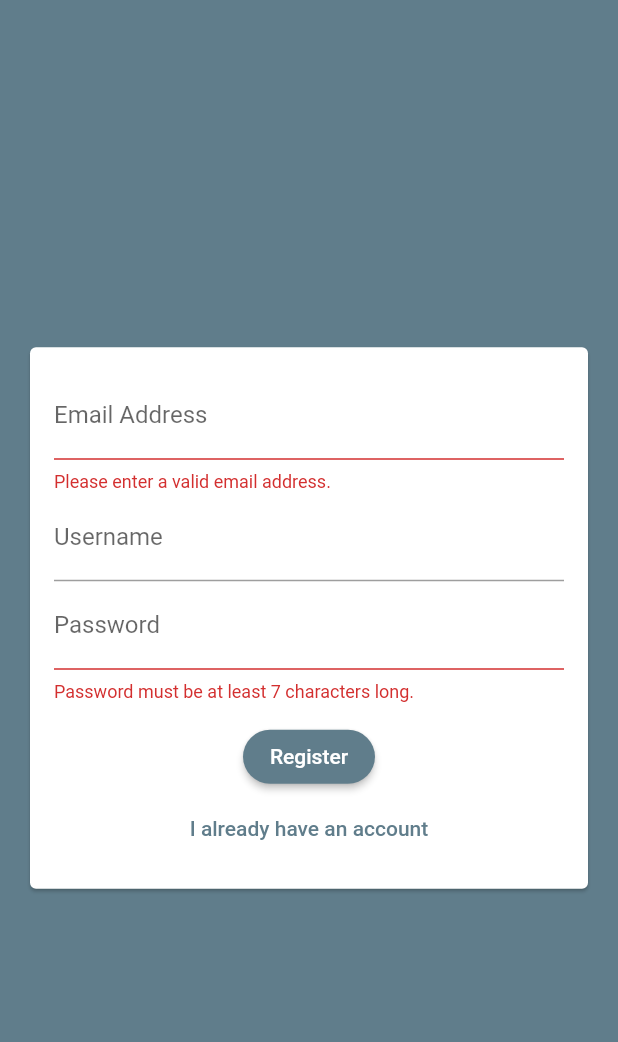
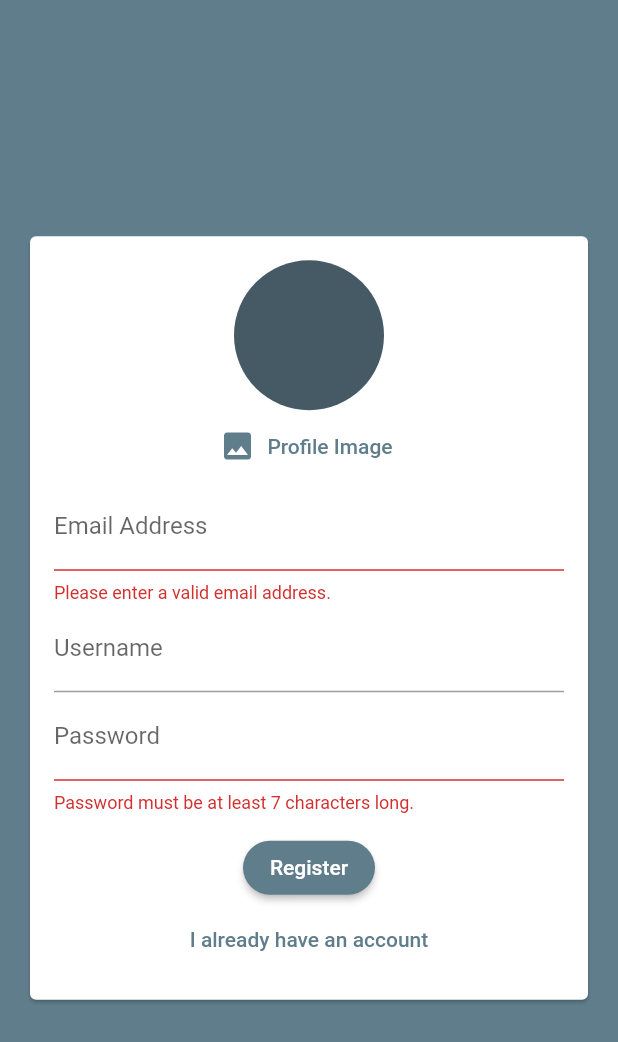
Before and after one commit to Aspendas/FlutterChatApp, a Flutter app: the screen it shows after launch, after a tap on "Login", after a tap on "Create new Account", on a phone screen of 412 x 824 dp. Shown: the top 1042 px of the screen. Run offline on Flutter 3.47's test engine with Material 2 defaults, Android fonts, the phone set to English and light mode, and no system bars; our stand-ins replace cloud_firestore, firebase_auth, firebase_core, firebase_storage, image_picker; accounts and stored records are empty.

Commit message:
Done
Project is done message image uploading firebase storage all working

```diff
--- a/lib/screens/auth_screen.dart
+++ b/lib/screens/auth_screen.dart
@@ -1,9 +1,12 @@
+import 'dart:io';
+
 import 'package:flutter/cupertino.dart';
 import 'package:flutter/material.dart';
 import 'package:firebase_auth/firebase_auth.dart';
 import 'package:flutter/services.dart';
 import 'package:cloud_firestore/cloud_firestore.dart';
-import 'file:///E:/project/udemy_chat_app/lib/widgets/auth/auth_form.dart';
+import 'package:firebase_storage/firebase_storage.dart';
+import 'package:udemy_chat_app/widgets/auth/auth_form.dart';
 
 class AuthScreen extends StatefulWidget {
   @override
@@ -14,7 +17,7 @@ class _AuthScreenState extends State<AuthScreen> {
   final _auth = FirebaseAuth.instance;
   var _isLoading = false;
   void _submitAuthForm(
-      String email, String password, String username, bool isLogin) async {
+      String email, String password, String username, File image, bool isLogin) async {
     UserCredential userCredential;
 
     try {
@@ -26,9 +29,16 @@ class _AuthScreenState extends State<AuthScreen> {
       } else {
         userCredential = await _auth.createUserWithEmailAndPassword(email: email, password: password);
 
+        final ref = FirebaseStorage.instance.ref().child("user_image").child(_auth.currentUser.uid+".jpg");
+
+        await ref.putFile(image).onComplete;
+
+        final url = await ref.getDownloadURL();
+
         await FirebaseFirestore.instance.collection("users").doc(userCredential.user.uid).set({
           "username" : username,
           "email" : email,
+          "image_url": url,
         });
         setState(() {
           _isLoading = false;
--- a/lib/widgets/auth/auth_form.dart
+++ b/lib/widgets/auth/auth_form.dart
@@ -1,4 +1,7 @@
 import 'package:flutter/material.dart';
+import 'package:image_picker/image_picker.dart';
+import 'package:udemy_chat_app/widgets/pickers/user_image_picker.dart';
+import 'dart:io';
 
 class AuthForm extends StatefulWidget {
   AuthForm(this.submitFn, this.isLoading);
@@ -9,8 +12,10 @@ class AuthForm extends StatefulWidget {
     String email,
     String password,
     String username,
+    File image,
     bool isLogin,
   ) submitFn;
+
   @override
   _AuthFormState createState() => _AuthFormState();
 }
@@ -21,17 +26,32 @@ class _AuthFormState extends State<AuthForm> {
   String _userEmail = "";
   String _userName = "";
   String _userPassword = "";
+  File _userImageFile;
+
+  void _pickedImage(File image) {
+    _userImageFile = image;
+  }
 
   void _trySubmit() {
     final isValid = _formKey.currentState.validate();
     FocusScope.of(context).unfocus(); // for closing the keyboard
 
+    if (_userImageFile == null && !_isLogin) {
+      Scaffold.of(context).showSnackBar(
+        SnackBar(
+          content: Text("Please pick an image"),
+          backgroundColor: Theme.of(context).errorColor,
+        ),
+      );
+      return null;
+    }
     if (isValid) {
       _formKey.currentState.save(); //trigger onSaved method
       widget.submitFn(
         _userEmail.trim(),
         _userPassword.trim(),
         _userName.trim(),
+        _userImageFile,
         _isLogin,
       );
       // Use Those values to send auth request
@@ -51,6 +71,8 @@ class _AuthFormState extends State<AuthForm> {
               child: Column(
                 mainAxisSize: MainAxisSize.min,
                 children: [
+                  if (!_isLogin) UserImagePicker(_pickedImage,
+                  ),
                   TextFormField(
                     key: ValueKey("email"),
                     validator: (val) {
@@ -103,13 +125,12 @@ class _AuthFormState extends State<AuthForm> {
                   SizedBox(
                     height: 12,
                   ),
-                  if(widget.isLoading)
-                    CircularProgressIndicator(),
-                  if(!widget.isLoading)
-                  RaisedButton(
-                    child: Text(_isLogin ? "Login" : "Register"),
-                    onPressed: _trySubmit,
-                  ),
+                  if (widget.isLoading) CircularProgressIndicator(),
+                  if (!widget.isLoading)
+                    RaisedButton(
+                      child: Text(_isLogin ? "Login" : "Register"),
+                      onPressed: _trySubmit,
+                    ),
                   FlatButton(
                     textColor: Theme.of(context).primaryColor,
                     child: Text(_isLogin
--- a/lib/widgets/chat/message_bubble.dart
+++ b/lib/widgets/chat/message_bubble.dart
@@ -4,16 +4,18 @@ import 'package:flutter/cupertino.dart';
 import 'package:flutter/material.dart';
 
 class MessagesBubble extends StatelessWidget {
-  const MessagesBubble({Key key, this.message, this.isMe, this.username})
+  const MessagesBubble({Key key, this.message, this.isMe, this.username, this.userImage})
       : super(key: key);
 
   final String message;
+  final String userImage;
   final bool isMe;
   final String username;
 
   @override
   Widget build(BuildContext context) {
-    return Row(
+    return
+        Row(
           mainAxisAlignment: isMe ? MainAxisAlignment.end : MainAxisAlignment.start,
           mainAxisSize: MainAxisSize.min,
           children: [
@@ -62,5 +64,6 @@ class MessagesBubble extends StatelessWidget {
             ),
           ],
         );
+
   }
 }
--- a/lib/widgets/chat/messages.dart
+++ b/lib/widgets/chat/messages.dart
@@ -28,6 +28,7 @@ class Messages extends StatelessWidget {
                   MessagesBubble(
                   message: document.data()["text"],
                   username: document.data()["username"],
+                  userImage: document.data()["userImage"],
                   isMe: document.data()["userId"] == FirebaseAuth.instance.currentUser.uid.toString(),
 
                 );
--- a/lib/widgets/chat/new_messages.dart
+++ b/lib/widgets/chat/new_messages.dart
@@ -20,6 +20,7 @@ class _NewMessageState extends State<NewMessage> {
       "createdAt": Timestamp.now(),
       "userId": user.uid,
       "username": data["username"],
+      "userImage": data["image_url"],
     });
     _controller.clear();
     setState(() {
--- /dev/null
+++ b/lib/widgets/pickers/user_image_picker.dart
@@ -0,0 +1,49 @@
+import 'package:firebase_auth/firebase_auth.dart';
+import 'package:flutter/material.dart';
+import 'package:image_picker/image_picker.dart';
+import 'dart:io';
+
+class UserImagePicker extends StatefulWidget {
+  UserImagePicker(this.imagePickFn);
+
+  final Function(File pickedImage) imagePickFn;
+
+
+  @override
+  _UserImagePickerState createState() => _UserImagePickerState();
+}
+
+class _UserImagePickerState extends State<UserImagePicker> {
+
+  File _pickedImage;
+
+  void _pickImage() async {
+    final imagePicker = ImagePicker();
+    final pickedImageFile = await imagePicker.getImage(source: ImageSource.camera, imageQuality: 50,); // change to gallery is opened gallery
+    setState(() {
+      if(pickedImageFile != null) {
+        _pickedImage = File(pickedImageFile.path);
+      }
+    });
+    widget.imagePickFn(_pickedImage);
+  }
+
+
+  @override
+  Widget build(BuildContext context) {
+    return Column(
+      children: [
+        CircleAvatar(
+          radius: 50,
+            backgroundImage: _pickedImage != null ? FileImage(_pickedImage) : null,
+        ),
+        FlatButton.icon(
+          textColor: Theme.of(context).primaryColor,
+          onPressed: _pickImage,
+          icon: Icon(Icons.image),
+          label: Text("Profile Image"),
+        ),
+      ],
+    );
+  }
+}
--- a/pubspec.yaml
+++ b/pubspec.yaml
@@ -31,6 +31,9 @@ dependencies:
   cloud_firestore: 0.14.0+2
   firebase_core: ^0.5.0
   firebase_auth: ^0.18.0+1
+  image_picker: ^0.6.5+3
+  firebase_storage: ^4.0.0
+  firebase_messaging: 7.0.3
 
 dev_dependencies:
   flutter_test:
```
Also changed, not shown: lib/main.dart (+5 -5 lines), pubspec.lock, 1 other file. Lines whose indentation alone changed are shown as unchanged.
